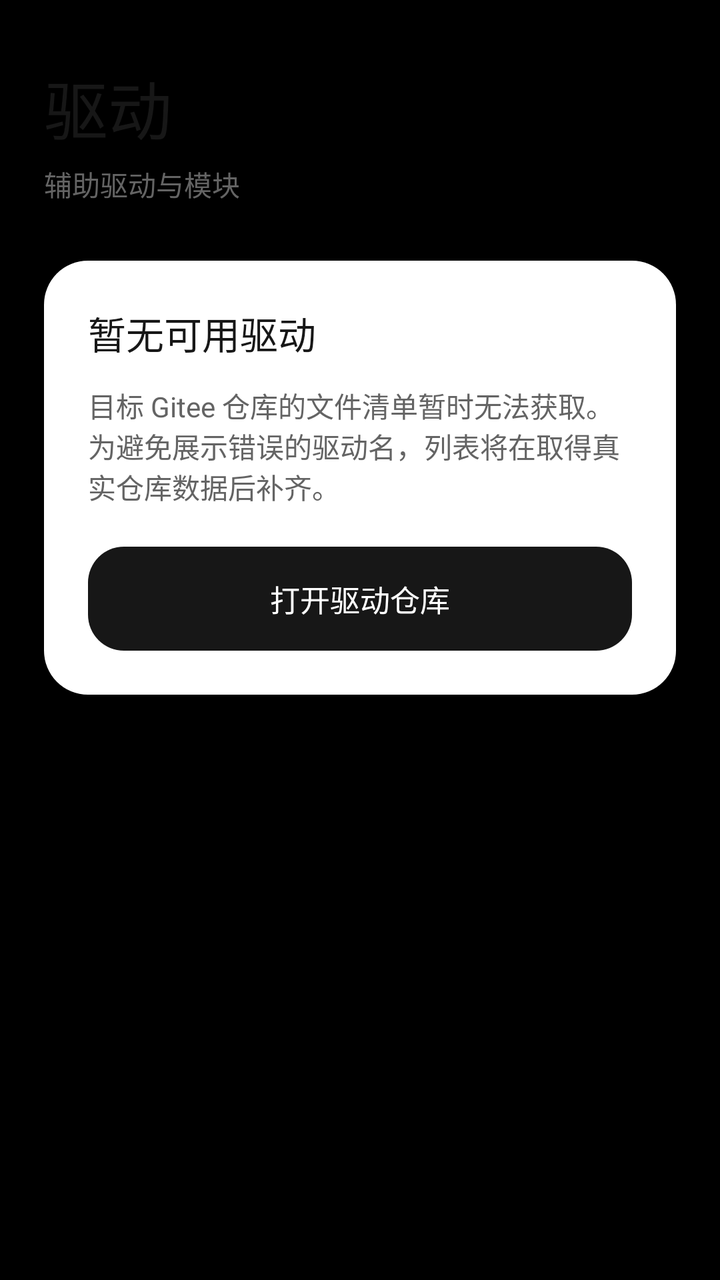
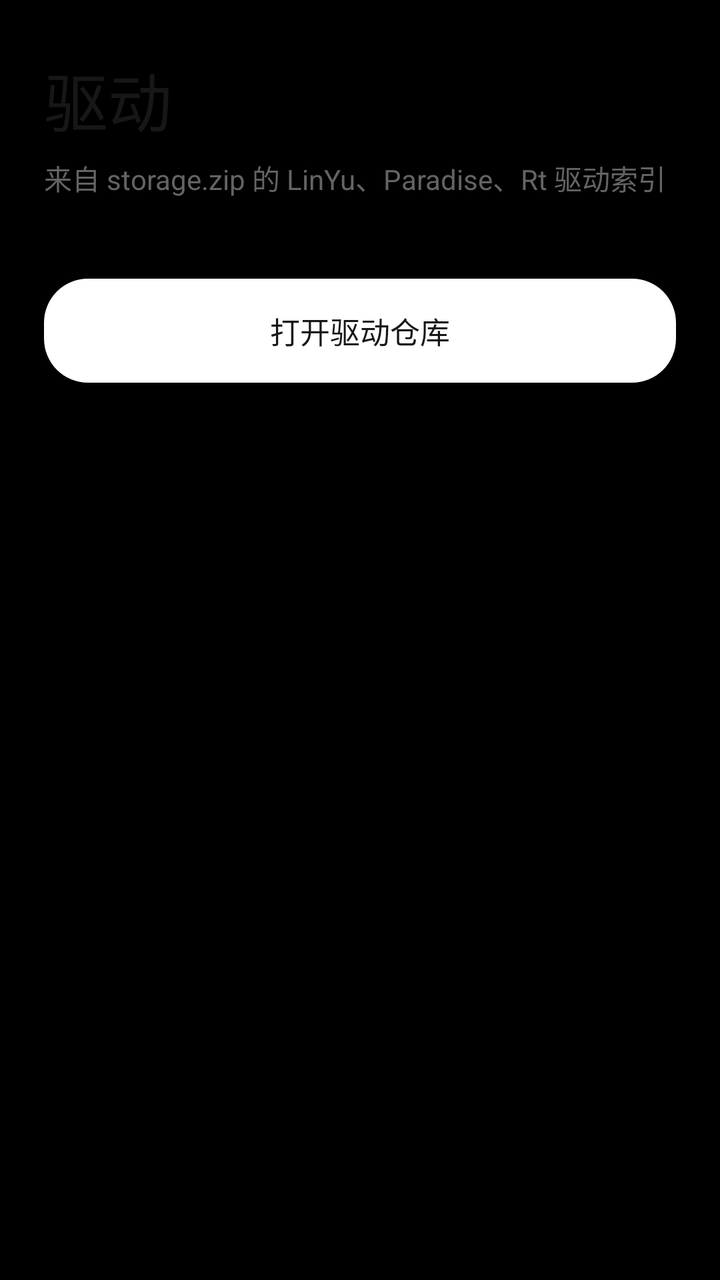

An Android layout rendered at two revisions. The XML below is the earlier revision; the diff shows what the commit changed to produce the second picture.
<!-- AndroidManifest.xml: application theme Theme.RainKernel -->
<!-- res/layout/page_drivers.xml -->
<?xml version="1.0" encoding="utf-8"?>
<ScrollView xmlns:android="http://schemas.android.com/apk/res/android"
    android:layout_width="match_parent"
    android:layout_height="match_parent"
    android:fillViewport="true"
    android:scrollbars="none">
    <LinearLayout
        android:layout_width="match_parent"
        android:layout_height="wrap_content"
        android:orientation="vertical"
        android:paddingStart="22dp"
        android:paddingEnd="22dp"
        android:paddingTop="30dp">
        <TextView
            android:layout_width="match_parent"
            android:layout_height="wrap_content"
            android:text="@string/tab_drivers"
            android:textColor="@color/text_primary"
            android:textSize="32sp"
            android:fontFamily="sans-serif-medium" />
        <TextView
            android:layout_width="match_parent"
            android:layout_height="wrap_content"
            android:layout_marginTop="5dp"
            android:text="@string/drivers_subtitle"
            android:textColor="@color/text_secondary"
            android:textSize="14sp" />
        <LinearLayout
            android:layout_width="match_parent"
            android:layout_height="wrap_content"
            android:layout_marginTop="28dp"
            android:padding="22dp"
            android:background="@drawable/rainkernel_surface_card"
            android:orientation="vertical">
            <TextView
                android:layout_width="match_parent"
                android:layout_height="wrap_content"
                android:text="@string/drivers_empty_title"
                android:textColor="@color/text_primary"
                android:textSize="19sp"
                android:fontFamily="sans-serif-medium" />
            <TextView
                android:layout_width="match_parent"
                android:layout_height="wrap_content"
                android:layout_marginTop="12dp"
                android:text="@string/drivers_empty_content"
                android:textColor="@color/text_secondary"
                android:textSize="14sp" />
            <TextView
                android:id="@+id/drivers_open_repository"
                android:layout_width="match_parent"
                android:layout_height="52dp"
                android:layout_marginTop="20dp"
                android:gravity="center"
                android:background="@drawable/rainkernel_launch_button"
                android:foreground="?android:attr/selectableItemBackground"
                android:clickable="true"
                android:focusable="true"
                android:text="@string/drivers_open_repository"
                android:textColor="@color/launch_button_text"
                android:textSize="15sp" />
        </LinearLayout>
    </LinearLayout>
</ScrollView>
<!-- resources referenced by this layout -->
<resources>
  <color name="launch_button_text">#FFFFFF</color>
  <color name="text_primary">#171717</color>
  <color name="text_secondary">#646464</color>
  <!-- drawable rainkernel_launch_button (drawable) -->
  <?xml version="1.0" encoding="utf-8"?>
  <shape xmlns:android="http://schemas.android.com/apk/res/android" android:shape="rectangle">
      <solid android:color="@color/launch_button_background" />
      <corners android:radius="18dp" />
  </shape>
  <!-- drawable rainkernel_surface_card (drawable) -->
  <?xml version="1.0" encoding="utf-8"?>
  <shape xmlns:android="http://schemas.android.com/apk/res/android" android:shape="rectangle">
      <solid android:color="@color/surface_card" />
      <corners android:radius="22dp" />
  </shape>
  <string name="drivers_empty_content">目标 Gitee 仓库的文件清单暂时无法获取。为避免展示错误的驱动名，列表将在取得真实仓库数据后补齐。</string>
  <string name="drivers_empty_title">暂无可用驱动</string>
  <string name="drivers_open_repository">打开驱动仓库</string>
  <string name="drivers_subtitle">辅助驱动与模块</string>
  <string name="tab_drivers">驱动</string>
  <style name="Theme.RainKernel" parent="android:style/Theme.Material.Light.NoActionBar">
          <item name="android:windowActionModeOverlay">true</item>
          <item name="android:windowLightStatusBar">false</item>
          <item name="android:windowLightNavigationBar">false</item>
          <item name="android:windowBackground">#000000</item>
          <item name="android:windowSplashScreenBackground">#000000</item>
      </style>
  <color name="launch_button_background">#171717</color>
  <color name="surface_card">#FFFFFF</color>
</resources>

<!-- the commit's change to res/layout/page_drivers.xml (unified diff, before → after) -->
@@ -2,7 +2,7 @@
 <ScrollView xmlns:android="http://schemas.android.com/apk/res/android"
     android:layout_width="match_parent"
     android:layout_height="match_parent"
-    android:fillViewport="true"
+    android:clipToPadding="false"
     android:scrollbars="none">
     <LinearLayout
         android:layout_width="match_parent"
@@ -10,55 +10,40 @@
         android:orientation="vertical"
         android:paddingStart="22dp"
         android:paddingEnd="22dp"
-        android:paddingTop="30dp">
+        android:paddingTop="26dp"
+        android:paddingBottom="32dp">
         <TextView
             android:layout_width="match_parent"
             android:layout_height="wrap_content"
             android:text="@string/tab_drivers"
-            android:textColor="@color/text_primary"
             android:textSize="32sp"
-            android:fontFamily="sans-serif-medium" />
+            android:fontFamily="sans-serif-medium"
+            android:textColor="@color/text_primary"/>
         <TextView
             android:layout_width="match_parent"
             android:layout_height="wrap_content"
-            android:layout_marginTop="5dp"
-            android:text="@string/drivers_subtitle"
-            android:textColor="@color/text_secondary"
-            android:textSize="14sp" />
+            android:layout_marginTop="6dp"
+            android:text="@string/drivers_catalog_subtitle"
+            android:textSize="14sp"
+            android:textColor="@color/text_secondary"/>
         <LinearLayout
+            android:id="@+id/drivers_list"
             android:layout_width="match_parent"
             android:layout_height="wrap_content"
-            android:layout_marginTop="28dp"
-            android:padding="22dp"
+            android:layout_marginTop="22dp"
+            android:orientation="vertical"/>
+        <TextView
+            android:id="@+id/drivers_open_repository"
+            android:layout_width="match_parent"
+            android:layout_height="52dp"
+            android:layout_marginTop="18dp"
+            android:gravity="center"
             android:background="@drawable/rainkernel_surface_card"
-            android:orientation="vertical">
-            <TextView
-                android:layout_width="match_parent"
-                android:layout_height="wrap_content"
-                android:text="@string/drivers_empty_title"
-                android:textColor="@color/text_primary"
-                android:textSize="19sp"
-                android:fontFamily="sans-serif-medium" />
-            <TextView
-                android:layout_width="match_parent"
-                android:layout_height="wrap_content"
-                android:layout_marginTop="12dp"
-                android:text="@string/drivers_empty_content"
-                android:textColor="@color/text_secondary"
-                android:textSize="14sp" />
-            <TextView
-                android:id="@+id/drivers_open_repository"
-                android:layout_width="match_parent"
-                android:layout_height="52dp"
-                android:layout_marginTop="20dp"
-                android:gravity="center"
-                android:background="@drawable/rainkernel_launch_button"
-                android:foreground="?android:attr/selectableItemBackground"
-                android:clickable="true"
-                android:focusable="true"
-                android:text="@string/drivers_open_repository"
-                android:textColor="@color/launch_button_text"
-                android:textSize="15sp" />
-        </LinearLayout>
+            android:foreground="?android:attr/selectableItemBackground"
+            android:clickable="true"
+            android:focusable="true"
+            android:text="@string/drivers_open_repository"
+            android:textColor="@color/text_primary"
+            android:textSize="15sp"/>
     </LinearLayout>
 </ScrollView>
<!-- resource entries referenced after the edit -->
@@ -1,24 +1,15 @@
 <!-- resources referenced by this layout -->
 <resources>
-  <color name="launch_button_text">#FFFFFF</color>
   <color name="text_primary">#171717</color>
   <color name="text_secondary">#646464</color>
-  <!-- drawable rainkernel_launch_button (drawable) -->
-  <?xml version="1.0" encoding="utf-8"?>
-  <shape xmlns:android="http://schemas.android.com/apk/res/android" android:shape="rectangle">
-      <solid android:color="@color/launch_button_background" />
-      <corners android:radius="18dp" />
-  </shape>
   <!-- drawable rainkernel_surface_card (drawable) -->
   <?xml version="1.0" encoding="utf-8"?>
   <shape xmlns:android="http://schemas.android.com/apk/res/android" android:shape="rectangle">
       <solid android:color="@color/surface_card" />
       <corners android:radius="22dp" />
   </shape>
-  <string name="drivers_empty_content">目标 Gitee 仓库的文件清单暂时无法获取。为避免展示错误的驱动名，列表将在取得真实仓库数据后补齐。</string>
-  <string name="drivers_empty_title">暂无可用驱动</string>
+  <string name="drivers_catalog_subtitle">来自 storage.zip 的 LinYu、Paradise、Rt 驱动索引</string>
   <string name="drivers_open_repository">打开驱动仓库</string>
-  <string name="drivers_subtitle">辅助驱动与模块</string>
   <string name="tab_drivers">驱动</string>
   <style name="Theme.RainKernel" parent="android:style/Theme.Material.Light.NoActionBar">
           <item name="android:windowActionModeOverlay">true</item>
@@ -27,7 +18,6 @@
           <item name="android:windowBackground">#000000</item>
           <item name="android:windowSplashScreenBackground">#000000</item>
       </style>
-  <color name="launch_button_background">#171717</color>
   <color name="surface_card">#FFFFFF</color>
 </resources>
 
